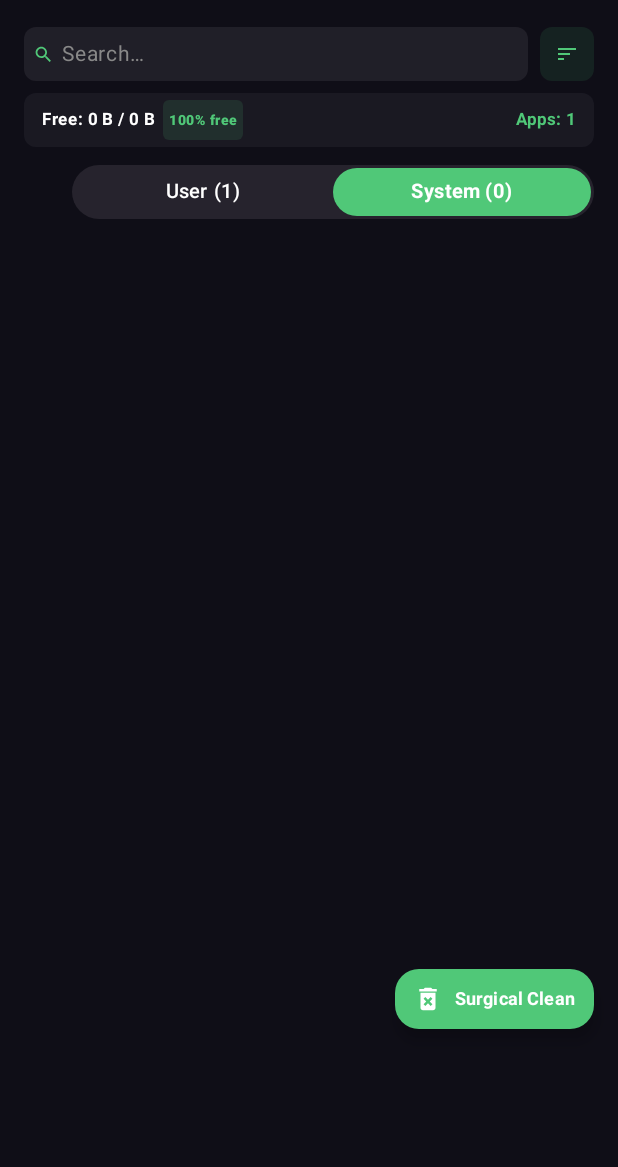
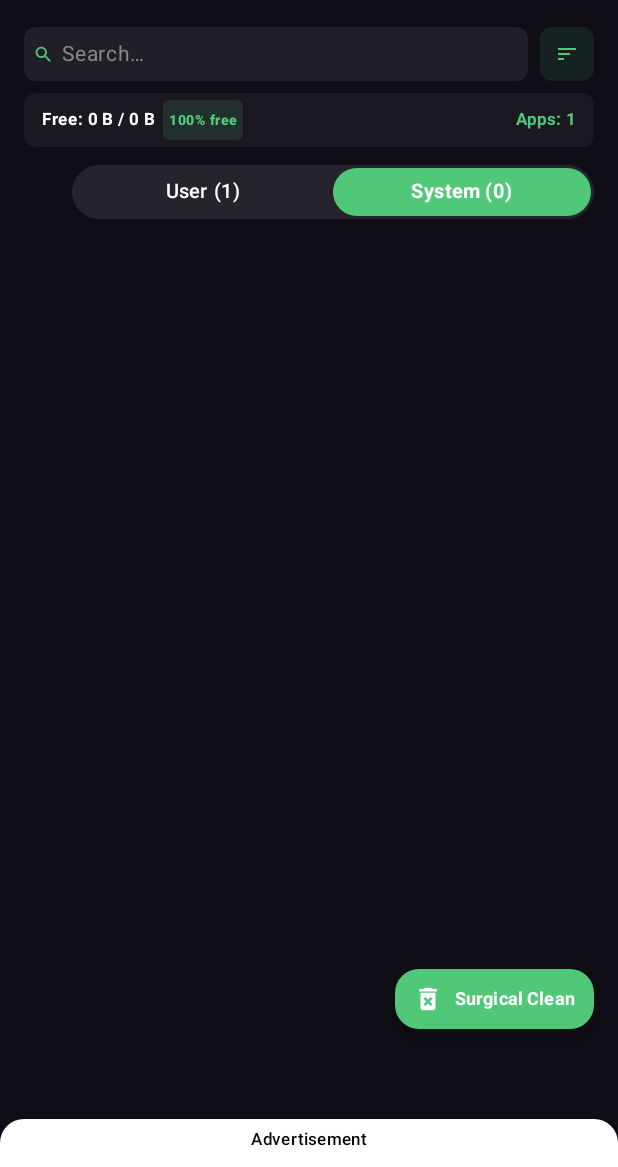
Before and after one commit to muzeeali/uninstaller, an Android app built with Jetpack Compose: the screen it shows after launch (MainActivity), after a tap on an icon or button, on a phone screen of 412 x 824 dp, the part 69-1236 px from its top. Run offline under Robolectric (Android 15) with nearby library versions, the light colour scheme and no system bars; our stand-ins replace AdMob; libraries missing offline, so code that uses them is left out: com.google.ads.mediation; pictures from the network do not load; 12 statements that could not run were skipped.

Commit message:
feat: implement MainActivity with Jetpack Compose UI, AdMob integration, and lifecycle-aware app management

```diff
--- a/app/src/main/java/com/zeetech/uninstaller/bulk/apk/extractor/cleaner/MainActivity.kt
+++ b/app/src/main/java/com/zeetech/uninstaller/bulk/apk/extractor/cleaner/MainActivity.kt
@@ -33,6 +33,7 @@ import androidx.compose.foundation.Image
 import androidx.compose.foundation.background
 import androidx.compose.foundation.clickable
 import androidx.compose.foundation.combinedClickable
+import androidx.compose.foundation.isSystemInDarkTheme
 import androidx.compose.foundation.layout.*
 import androidx.compose.foundation.lazy.LazyColumn
 import androidx.compose.foundation.lazy.items
@@ -2461,29 +2462,23 @@ fun CleanupSummaryScreen(space: String, itemsCount: Int, onClean: () -> Unit, on
 @Composable
 fun BannerAdView() {
     val context = LocalContext.current
-    var isAdLoaded by remember { mutableStateOf(false) }
+    val isDarkTheme = isSystemInDarkTheme()
+    val backgroundColor = if (isDarkTheme) Color.Black else Color.White
+    val contentColor = if (isDarkTheme) Color.White else Color.Black
     // Use centralized AdManager to create and manage banners
-    val adView = remember {
-        AdManager.createAdaptiveBanner(
-            context,
-            onLoaded = { isAdLoaded = true },
-            onFailed = { isAdLoaded = false }
-        )
-    }
+    val adView = remember { AdManager.createAdaptiveBanner(context) }
 
     DisposableEffect(adView) {
         onDispose { AdManager.destroyBanner(adView) }
     }
-
-    if (!isAdLoaded) return
 
     Surface(
         modifier = Modifier
             .fillMaxWidth()
             .wrapContentHeight()
             .navigationBarsPadding(),
-        color = MaterialTheme.colorScheme.surfaceVariant.copy(alpha = 0.2f),
-        shape = RoundedCornerShape(0.dp),
+        color = backgroundColor,
+        shape = RoundedCornerShape(topStart = 16.dp, topEnd = 16.dp),
         tonalElevation = 2.dp,
         shadowElevation = 0.dp
     ) {
@@ -2497,7 +2492,7 @@ fun BannerAdView() {
             Text(
                 text = "Advertisement",
                 style = MaterialTheme.typography.labelSmall,
-                color = MaterialTheme.colorScheme.onSurfaceVariant,
+                color = contentColor,
                 modifier = Modifier.padding(bottom = 4.dp)
             )
 
```
